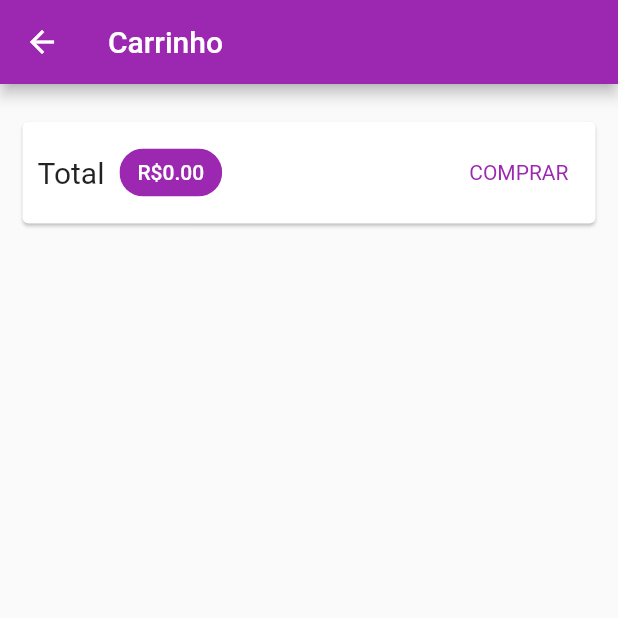
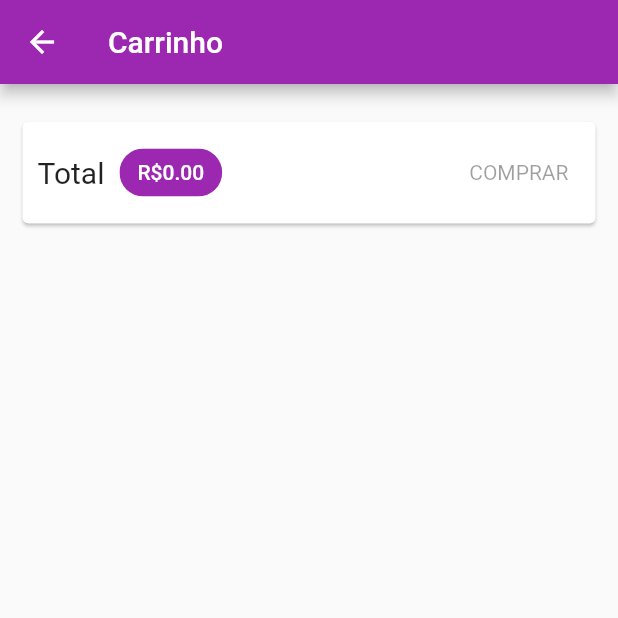
Before and after one commit to leobtt/udy_shop, a Flutter app: the CartPage screen opened by its route, on a phone screen of 412 x 824 dp, the top half of it. Run offline on Flutter 3.47's test engine with Material 2 defaults, Android fonts, the phone set to English and light mode, and no system bars; our stand-ins replace flutter_dotenv; network calls fail.

```diff
--- a/lib/pages/cart_page.dart
+++ b/lib/pages/cart_page.dart
@@ -42,21 +42,7 @@ class CartPage extends StatelessWidget {
                     ),
                   ),
                   const Spacer(),
-                  TextButton(
-                    onPressed: () {
-                      Provider.of<OrderList>(
-                        context,
-                        listen: false,
-                      ).addOrder(cart);
-
-                      cart.clear();
-                    },
-                    style: TextButton.styleFrom(
-                      textStyle: TextStyle(
-                          color: Theme.of(context).colorScheme.primary),
-                    ),
-                    child: const Text("COMPRAR"),
-                  ),
+                  CartButton(cart: cart),
                 ],
               ),
             ),
@@ -74,3 +60,44 @@ class CartPage extends StatelessWidget {
     );
   }
 }
+
+class CartButton extends StatefulWidget {
+  const CartButton({
+    Key? key,
+    required this.cart,
+  }) : super(key: key);
+
+  final Cart cart;
+
+  @override
+  State<CartButton> createState() => _CartButtonState();
+}
+
+class _CartButtonState extends State<CartButton> {
+  bool _isLoading = false;
+
+  @override
+  Widget build(BuildContext context) {
+    return _isLoading
+        ? const CircularProgressIndicator()
+        : TextButton(
+            onPressed: widget.cart.itemsCount == 0
+                ? null
+                : () async {
+                    setState(() => _isLoading = true);
+                    await Provider.of<OrderList>(
+                      context,
+                      listen: false,
+                    ).addOrder(widget.cart);
+
+                    widget.cart.clear();
+                    setState(() => _isLoading = false);
+                  },
+            style: TextButton.styleFrom(
+              textStyle:
+                  TextStyle(color: Theme.of(context).colorScheme.primary),
+            ),
+            child: const Text("COMPRAR"),
+          );
+  }
+}
```
Also changed, not shown: lib/models/order_list.dart (+26 -2 lines).
